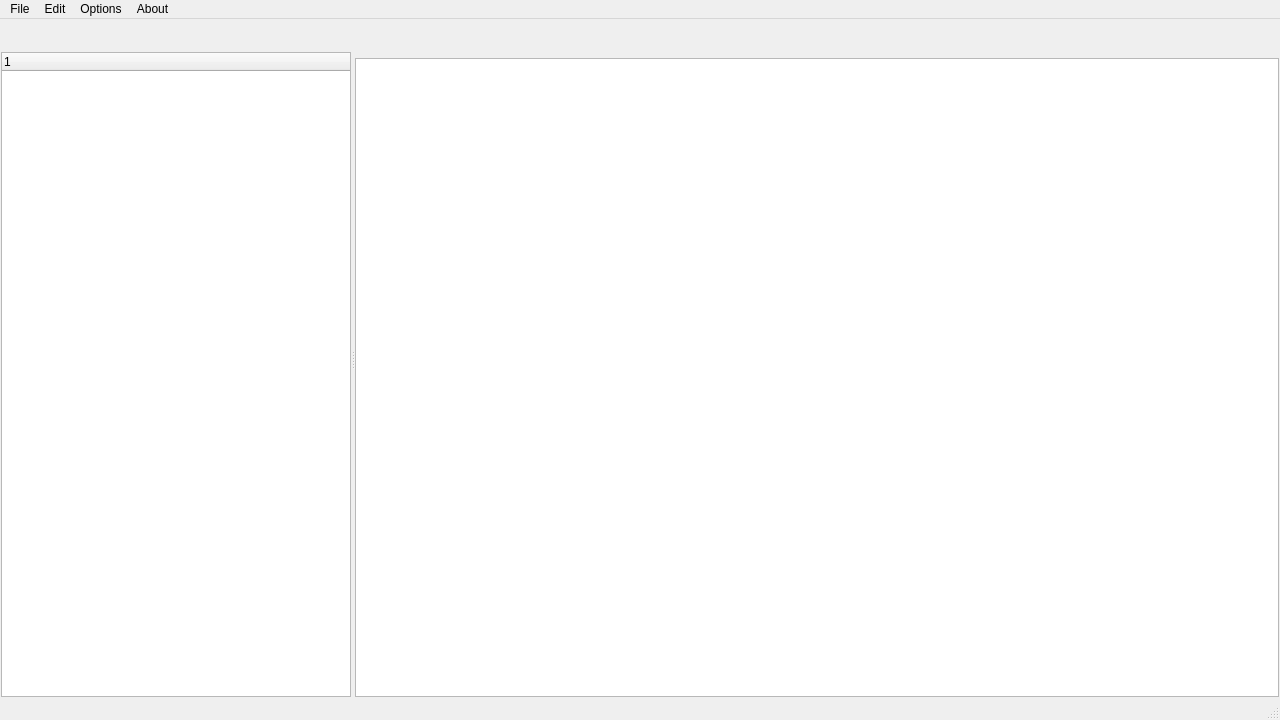
Above: codeeditor.ui from EmreArapcicUevak/CodeLab-Notes before the change. Below: the same form after it.
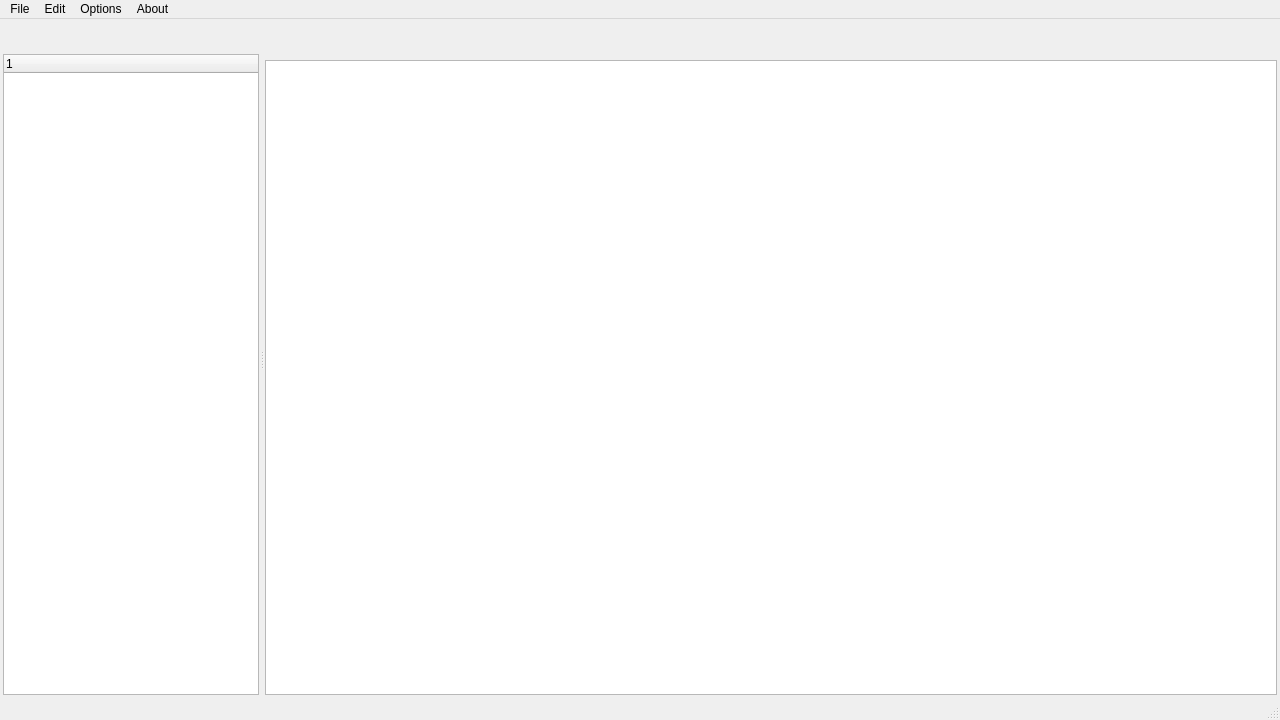
That is the form after the change. Icons and pictures are not drawn. Custom widgets are drawn as their Qt base class.

The edit to the form file:
```diff
--- a/codeeditor.ui
+++ b/codeeditor.ui
@@ -46,19 +46,19 @@
    </property>
    <layout class="QHBoxLayout" name="horizontalLayout">
     <property name="spacing">
-     <number>1</number>
+     <number>0</number>
     </property>
     <property name="leftMargin">
-     <number>1</number>
+     <number>0</number>
     </property>
     <property name="topMargin">
-     <number>1</number>
+     <number>0</number>
     </property>
     <property name="rightMargin">
-     <number>1</number>
+     <number>0</number>
     </property>
     <property name="bottomMargin">
-     <number>1</number>
+     <number>0</number>
     </property>
     <item>
      <widget class="QSplitter" name="mainSplitter">
@@ -76,14 +76,14 @@
       </property>
       <widget class="QWidget" name="leftVerticalWidget" native="true">
        <property name="sizePolicy">
-        <sizepolicy hsizetype="Preferred" vsizetype="Preferred">
+        <sizepolicy hsizetype="Minimum" vsizetype="Preferred">
          <horstretch>0</horstretch>
          <verstretch>0</verstretch>
         </sizepolicy>
        </property>
        <property name="maximumSize">
         <size>
-         <width>350</width>
+         <width>16777215</width>
          <height>16777215</height>
         </size>
        </property>
@@ -91,6 +91,18 @@
         <property name="spacing">
          <number>0</number>
         </property>
+        <property name="leftMargin">
+         <number>3</number>
+        </property>
+        <property name="topMargin">
+         <number>3</number>
+        </property>
+        <property name="rightMargin">
+         <number>1</number>
+        </property>
+        <property name="bottomMargin">
+         <number>3</number>
+        </property>
         <item>
          <widget class="QWidget" name="btn_holder_layout" native="true">
           <property name="sizePolicy">
@@ -253,7 +265,7 @@
       <widget class="QWidget" name="rightVerticalWidget" native="true">
        <property name="sizePolicy">
         <sizepolicy hsizetype="Expanding" vsizetype="Expanding">
-         <horstretch>0</horstretch>
+         <horstretch>5</horstretch>
          <verstretch>0</verstretch>
         </sizepolicy>
        </property>
@@ -267,6 +279,18 @@
         <property name="spacing">
          <number>0</number>
         </property>
+        <property name="leftMargin">
+         <number>1</number>
+        </property>
+        <property name="topMargin">
+         <number>3</number>
+        </property>
+        <property name="rightMargin">
+         <number>3</number>
+        </property>
+        <property name="bottomMargin">
+         <number>3</number>
+        </property>
         <item>
          <widget class="QWidget" name="opened_files_holder" native="true">
           <property name="enabled">
```
